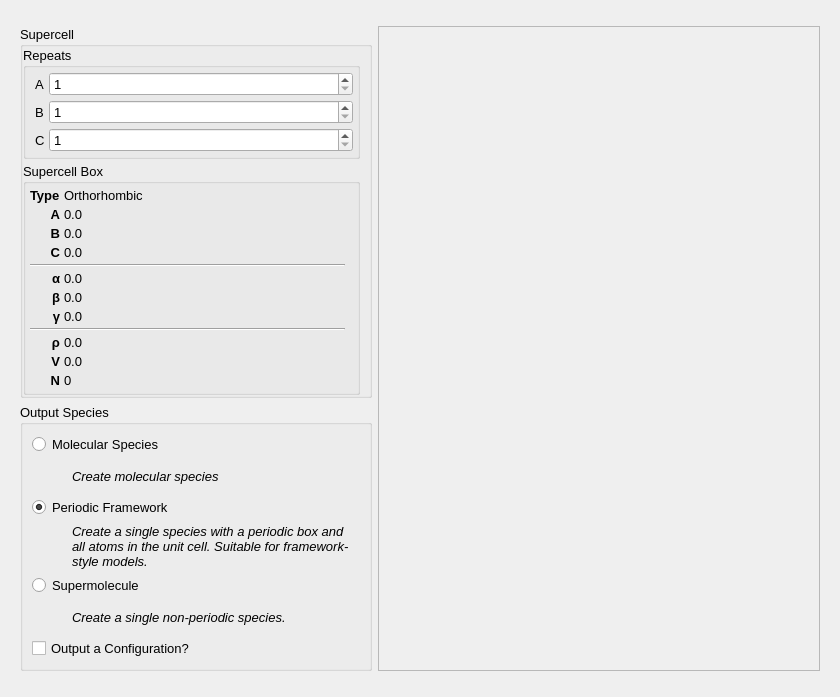
Above: src/gui/importCIFDialog.ui from disorderedmaterials/dissolve before the change. Below: the same form after it.
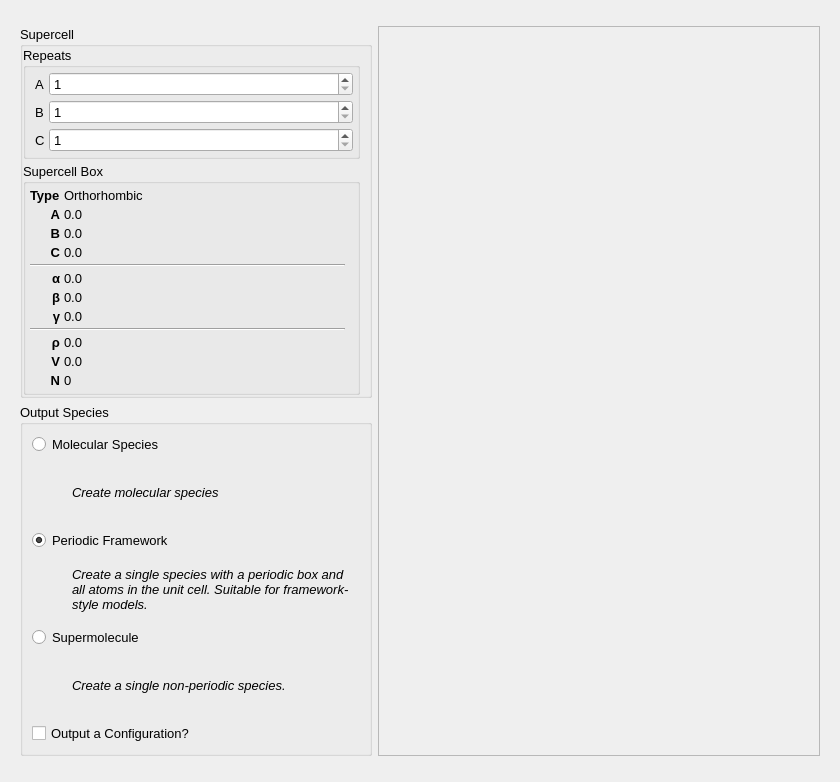
That is the form after the change. Icons and pictures are not drawn. Custom widgets are drawn as their Qt base class.

What changed in the file:
```diff
--- a/src/gui/importCIFDialog.ui
+++ b/src/gui/importCIFDialog.ui
@@ -10,7 +10,7 @@
     <x>0</x>
     <y>0</y>
     <width>840</width>
-    <height>697</height>
+    <height>782</height>
    </rect>
   </property>
   <property name="font">
```
Left out of the diff: 2 changed lines with no effect on the pictures.
